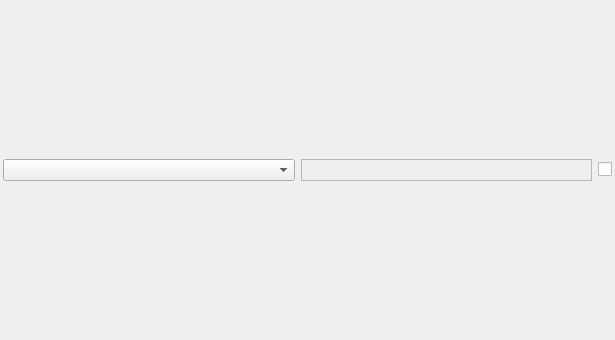
This is rqt_dr_single/resource/dr_single.ui in lucasw/dynamic_reconfigure_tools as Qt 5 draws it before an edit. The edited form follows.
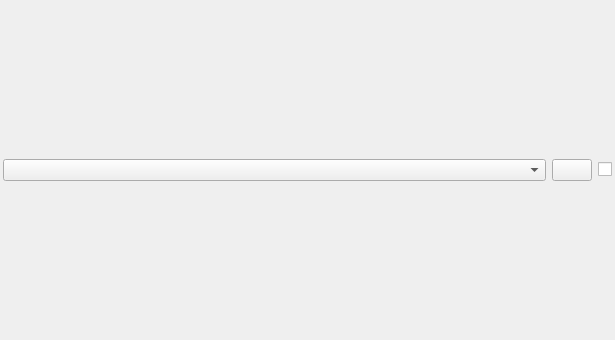
This is the edited form.

Commit message: Now have refresh button #2, though would really like to have the status get updated as soon as the server goes down but not incur a lot of overhead detecting that.

The edit to the form file:
```diff
--- a/rqt_dr_single/resource/dr_single.ui
+++ b/rqt_dr_single/resource/dr_single.ui
@@ -32,9 +32,12 @@
       <widget class="QComboBox" name="server_combobox"/>
      </item>
      <item>
-      <widget class="QLabel" name="server_label">
-       <property name="frameShape">
-        <enum>QFrame::StyledPanel</enum>
+      <widget class="QPushButton" name="refresh_button">
+       <property name="sizePolicy">
+        <sizepolicy hsizetype="Fixed" vsizetype="Fixed">
+         <horstretch>0</horstretch>
+         <verstretch>0</verstretch>
+        </sizepolicy>
        </property>
        <property name="text">
         <string/>
```
The commit also changes 1 other file.
